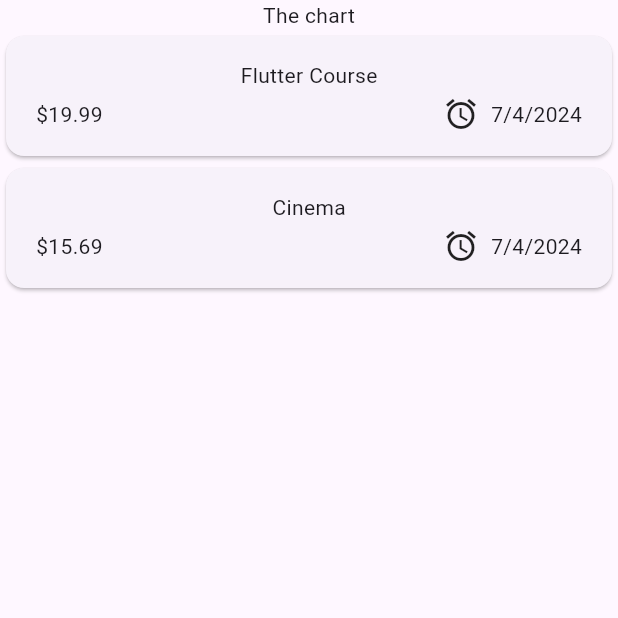
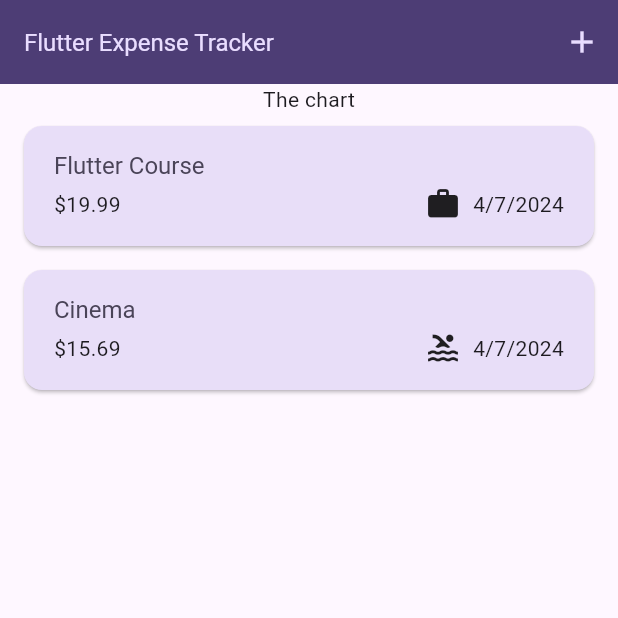
Before and after one commit to JUDEJEEVAN/flutter-response-tracker-learning-project, a Flutter app: the screen it shows after launch, on a phone screen of 412 x 824 dp, the top half of it. Run offline on Flutter 3.47's test engine with Material 3 defaults, Android fonts, the phone set to English and light mode, and no system bars; our stand-ins replace gap; Roboto replaces fonts that are missing (Quicksand).

Commit message:
all the pages are done the theming has been set only the chart is yet to be done

```diff
--- a/lib/models/expense.dart
+++ b/lib/models/expense.dart
@@ -1,7 +1,18 @@
+import 'package:flutter/material.dart';
 import 'package:uuid/uuid.dart';
+import 'package:intl/intl.dart';
 
+final formatter = DateFormat.yMd();
 const uuid = Uuid();
 enum Category { food, travel, leisure, work, other }
+
+const categoryIcons = {
+  Category.food: Icons.lunch_dining,
+  Category.travel: Icons.flight_takeoff,
+  Category.leisure: Icons.pool,
+  Category.work: Icons.work,
+  Category.other: Icons.motion_photos_on_rounded,
+};
 
 class Expense {
   Expense({required this.title, required this.amount, required this.date, required this.category}) : id = uuid.v4();
@@ -11,4 +22,8 @@ class Expense {
   final double amount;
   final DateTime date;
   final Category category;
+
+  String get formattedDate {
+    return formatter.format(date);
+  }
 }
--- a/lib/widgets/expenses.dart
+++ b/lib/widgets/expenses.dart
@@ -1,4 +1,5 @@
 import 'package:expense_tracker_application/widgets/expenses_list/expenses_list.dart';
+import 'package:expense_tracker_application/widgets/new_expense.dart';
 import 'package:flutter/material.dart';
 import 'package:expense_tracker_application/models/expense.dart';
 import 'package:flutter/widgets.dart';
@@ -16,13 +17,47 @@ class _ExpensesState extends State<Expenses> {
     Expense(title: 'Cinema', amount: 15.69, date: DateTime.now(), category: Category.leisure),
   ];
 
+  void _addExpense(Expense expense) {
+    setState(() {
+      _registeredExpenses.add(expense);
+    });
+  }
+
+  void _removeExpense(Expense expense) {
+    final index = _registeredExpenses.indexOf(expense);
+    setState(() {
+      _registeredExpenses.remove(expense);
+    });
+    ScaffoldMessenger.of(context).clearSnackBars();
+    ScaffoldMessenger.of(context).showSnackBar(SnackBar(content: Text('Expense ${expense.title} deleted.'), duration: const Duration(seconds: 3), action: SnackBarAction(label: 'Undo', onPressed: () => setState(() {
+      _registeredExpenses.insert(index, expense);
+    })),));
+  }
+
+  void _openAddExpenseOverlay() {
+    showModalBottomSheet(isScrollControlled: true, context: context, builder: (context) => NewExpense(onAddExpense: _addExpense),);
+  }
+
   @override
   Widget build(BuildContext context) {
+    Widget mainContent = const Center(child: Text('No expenses added yet.'));
+
+    if (_registeredExpenses.isNotEmpty) {
+      mainContent = ExpensesList(expenses: _registeredExpenses, onRemoveExpense: _removeExpense,);
+    }
     return Scaffold(
+      appBar: AppBar(
+        title: const Text('Flutter Expense Tracker'),
+        actions: [
+          IconButton(
+            onPressed: _openAddExpenseOverlay,
+            icon: const Icon(Icons.add),),
+        ],
+      ),
       body: Column(
         children: [
           const Text("The chart"),
-          Expanded(child: ExpensesList(expenses: _registeredExpenses))
+          Expanded(child: mainContent)
         ],
       ),
     );
--- a/lib/widgets/expenses_list/expense_item.dart
+++ b/lib/widgets/expenses_list/expense_item.dart
@@ -12,17 +12,18 @@ class ExpenseItem extends StatelessWidget {
       child: Padding(
           padding: const EdgeInsets.symmetric(horizontal: 20.0, vertical: 16.0),
           child: Column(
+            crossAxisAlignment: CrossAxisAlignment.start,
             children: [
-              Text(expense.title),
+              Text(expense.title, style: Theme.of(context).textTheme.titleLarge,),
               const Gap(4.0),
               Row(
                 children: [
                   Text('\$${expense.amount.toStringAsFixed(2)}'),
                   const Spacer(),
                   Row(children: [
-                    const Icon(Icons.alarm),
+                    Icon(categoryIcons[expense.category]),
                     const Gap(8.0),
-                    Text('${expense.date.day}/${expense.date.month}/${expense.date.year}'),
+                    Text(expense.formattedDate),
                   ],)
                 ],
               )
--- a/lib/widgets/expenses_list/expenses_list.dart
+++ b/lib/widgets/expenses_list/expenses_list.dart
@@ -3,12 +3,13 @@ import 'package:flutter/material.dart';
 import 'package:expense_tracker_application/models/expense.dart';
 
 class ExpensesList extends StatelessWidget {
-  const ExpensesList({super.key, required this.expenses});
+  const ExpensesList({super.key, required this.expenses, required this.onRemoveExpense});
 
+  final void Function(Expense expense) onRemoveExpense;
   final List<Expense> expenses;
 
   @override
   Widget build(BuildContext context) {
-    return ListView.builder(itemCount: expenses.length, itemBuilder: (context, index) => ExpenseItem(expense: expenses[index]),);
+    return ListView.builder(itemCount: expenses.length, itemBuilder: (context, index) => Dismissible(background: Container(color: Theme.of(context).colorScheme.error), key: ValueKey(expenses[index].id), child: ExpenseItem(expense: expenses[index]), onDismissed: (direction) => onRemoveExpense(expenses[index],),));
   }
 }
--- a/pubspec.yaml
+++ b/pubspec.yaml
@@ -37,6 +37,7 @@ dependencies:
   cupertino_icons: ^1.0.6
   uuid: ^4.3.3
   gap: ^3.0.1
+  intl: ^0.19.0
 
 dev_dependencies:
   flutter_test:
```
Also changed, not shown: lib/main.dart (+33 -2 lines), lib/widgets/new_expense.dart (added, +124 -0 lines), pubspec.lock.
